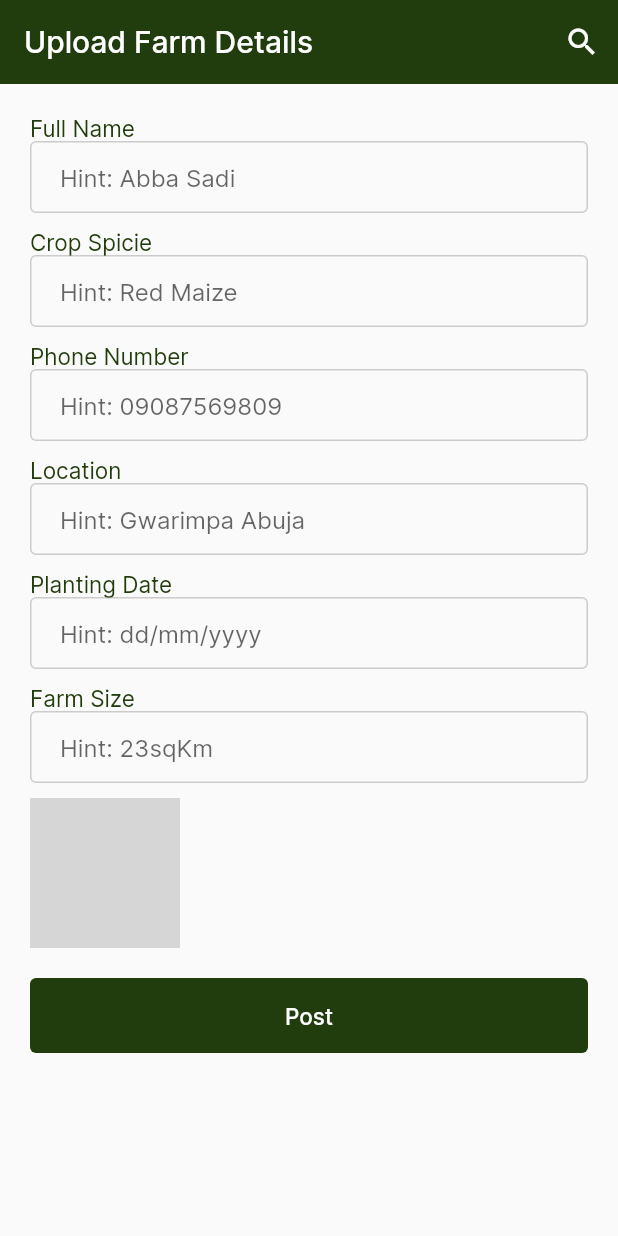
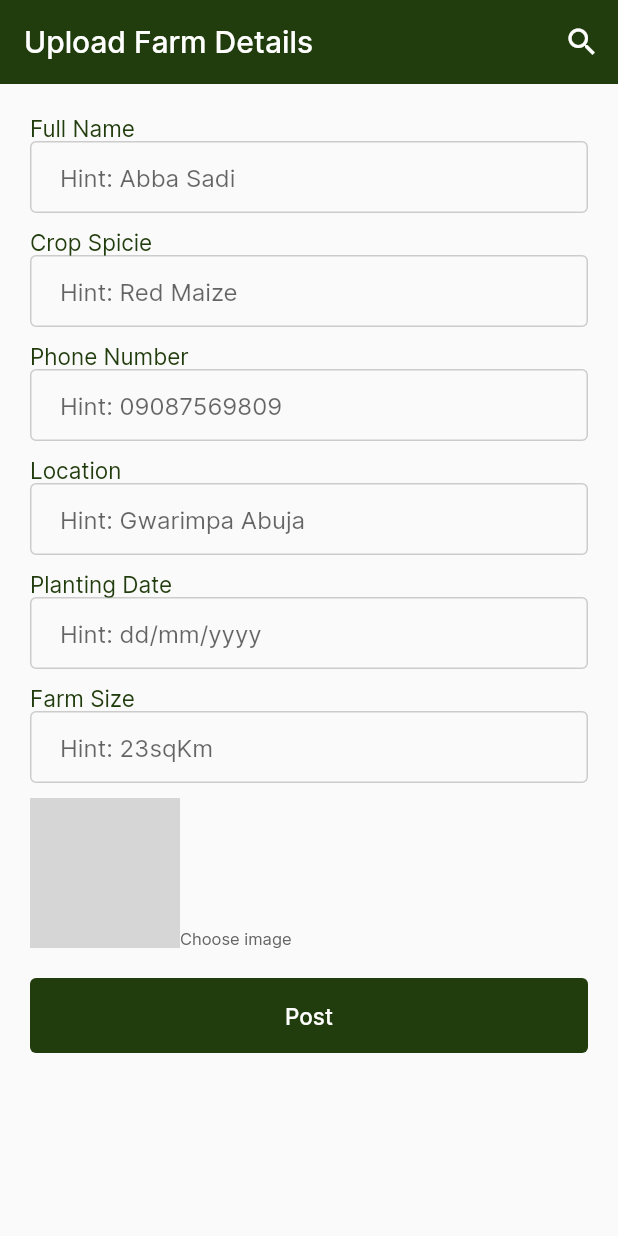
Before and after one commit to guavacoderepo/grain, a Flutter app: the screen it shows after launch, on a phone screen of 412 x 824 dp. Run offline on Flutter 3.47's test engine with Material 2 defaults, Android fonts, the phone set to English and light mode, and no system bars; our stand-ins replace file_picker; network calls fail; grey boxes are pictures that could not be loaded.

Commit message:
farmers update

```diff
--- a/lib/screens/farmerUpload.dart
+++ b/lib/screens/farmerUpload.dart
@@ -1,8 +1,10 @@
 import 'package:flutter/material.dart';
+import 'package:grain/models/farmersClass.dart';
 import 'package:grain/utilities/appbar.dart';
 import 'package:grain/utilities/colors.dart';
 import 'package:grain/utilities/font.dart';
 import 'package:grain/utilities/input.dart';
+import 'package:file_picker/file_picker.dart';
 
 class FarmerUpload extends StatefulWidget {
   const FarmerUpload({super.key});
@@ -12,6 +14,18 @@ class FarmerUpload extends StatefulWidget {
 }
 
 class _FarmerUploadState extends State<FarmerUpload> {
+  String? uploadImgPath = "";
+  PlatformFile? file;
+  String? filePath;
+  String? fileName;
+
+  final TextEditingController _name = TextEditingController();
+  final TextEditingController _crop = TextEditingController();
+  final TextEditingController _number = TextEditingController();
+  final TextEditingController _location = TextEditingController();
+  final TextEditingController _size = TextEditingController();
+  final TextEditingController _date = TextEditingController();
+
   @override
   Widget build(BuildContext context) {
     return Scaffold(
@@ -30,32 +44,41 @@ class _FarmerUploadState extends State<FarmerUpload> {
                   children: [
                     const SizedBox(height: 20),
                     font1("Full Name"),
-                    input(hint: "Hint: Abba Sadi"),
+                    input(_name, hint: "Hint: Abba Sadi"),
                     const SizedBox(height: 10),
                     font1("Crop Spicie"),
-                    input(hint: "Hint: Red Maize"),
+                    input(_crop, hint: "Hint: Red Maize"),
                     const SizedBox(height: 10),
                     font1("Phone Number"),
-                    input(hint: "Hint: 09087569809"),
+                    input(_number, hint: "Hint: 09087569809"),
                     const SizedBox(height: 10),
                     font1("Location"),
-                    input(hint: "Hint: Gwarimpa Abuja"),
+                    input(_location, hint: "Hint: Gwarimpa Abuja"),
                     const SizedBox(height: 10),
                     font1("Planting Date"),
-                    input(hint: "Hint: dd/mm/yyyy"),
+                    input(_date, hint: "Hint: dd/mm/yyyy"),
                     const SizedBox(height: 10),
                     font1("Farm Size"),
-                    input(hint: "Hint: 23sqKm"),
+                    input(_size, hint: "Hint: 23sqKm"),
                     const SizedBox(height: 10),
 
 // upolad image
+                    Row(
+                      crossAxisAlignment: CrossAxisAlignment.end,
+                      children: [
                         SizedBox(
                           height: 100,
                           width: 100,
                           child: InkWell(
+                            onTap: () async => _imgPicker(),
                             child: Image.network(
-                            "https://static.wikia.nocookie.net/find-the-markers-roblox/images/5/5f/Placeholder.jpg/revision/latest?cb=20220313030844"),
+                              "https://static.wikia.nocookie.net/find-the-markers-roblox/images/5/5f/Placeholder.jpg/revision/latest?cb=20220313030844",
+                              fit: BoxFit.cover,
                             ),
+                          ),
+                        ),
+                        font3("Choose image")
+                      ],
                     ),
                     const SizedBox(height: 20),
 // submit button
@@ -63,11 +86,31 @@ class _FarmerUploadState extends State<FarmerUpload> {
                       height: 50,
                       width: double.infinity,
                       child: TextButton(
-                        onPressed: () {},
+                        onPressed: () {
+                          var splitdate = _date.text.split("/");
+
+                          if (splitdate.length != 3) {
+                            return;
+                          }
+                          setState(() {
+                            addFarms(
+                              _name.text,
+                              _location.text,
+                              DateTime.now(),
+                              _number.text,
+                              DateTime.utc(
+                                int.parse(splitdate[2]),
+                                int.parse(splitdate[1]),
+                                int.parse(splitdate[0]),
+                              ),
+                              _crop.text,
+                            );
+                          });
+                        },
                         child: font1("Post", color: Colors.white),
                         style: TextButton.styleFrom(backgroundColor: deepGreen),
                       ),
-                    )
+                    ),
                   ],
                 ),
               )
@@ -77,6 +120,22 @@ class _FarmerUploadState extends State<FarmerUpload> {
       ),
     );
   }
+
+  void _imgPicker() async {
+    FilePickerResult? result =
+        await FilePicker.platform.pickFiles(type: FileType.image);
+
+    if (result != null) {
+      file = result.files.first;
+      setState(() {
+        // filePath = file!.path;
+
+        fileName = file!.name;
+        // print(fileName);
+      });
+      // print(filePath);
+    } else {
+      // User canceled the picker
     }
-// String crop, contact, location, name, img;
-// DateTime date, time;
+  }
+}
--- a/lib/utilities/input.dart
+++ b/lib/utilities/input.dart
@@ -1,7 +1,8 @@
 import 'package:flutter/material.dart';
 import 'package:grain/utilities/colors.dart';
 
-input({String hint = ""}) => TextField(
+input(ctx,{String hint = ""}) => TextField(
+  controller: ctx,
       decoration: InputDecoration(
           focusedBorder: OutlineInputBorder(
             borderSide: BorderSide(
--- a/pubspec.yaml
+++ b/pubspec.yaml
@@ -36,6 +36,8 @@ dependencies:
   # Use with the CupertinoIcons class for iOS style icons.
   cupertino_icons: ^1.0.2
   intl: ^0.18.0
+  image_picker: ^0.8.7+1
+  file_picker: ^5.2.6
 
 dev_dependencies:
   flutter_test:
```
Also changed, not shown: pubspec.lock, 6 other files. Lines whose indentation alone changed are shown as unchanged.
